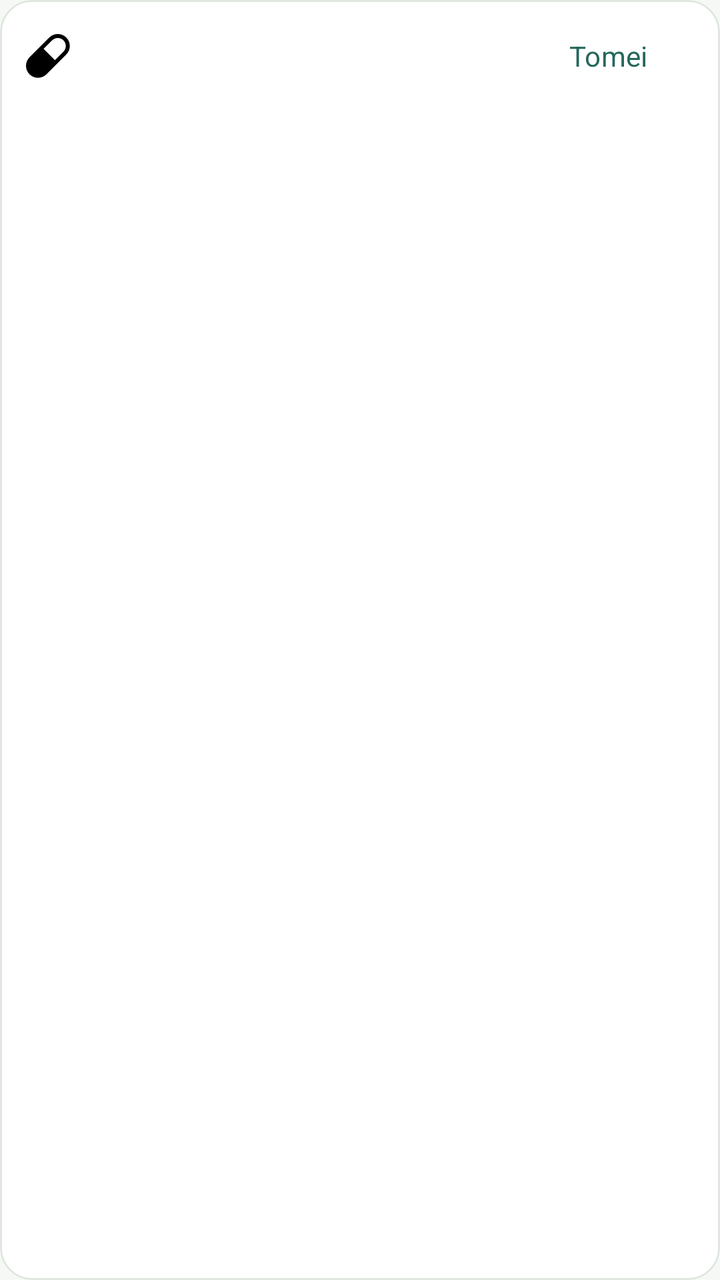
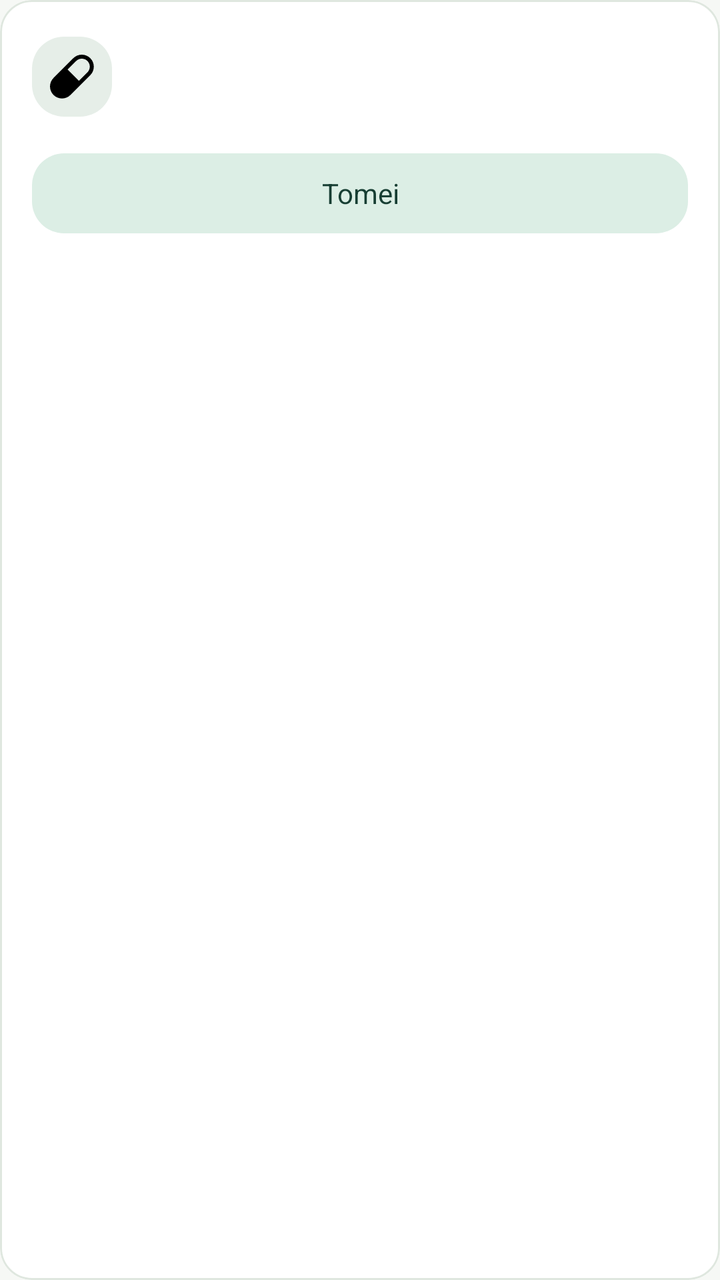

An Android layout rendered at two revisions. The XML below is the earlier revision; the diff shows what the commit changed to produce the second picture.
<!-- AndroidManifest.xml: application theme Theme.DoseCerta -->
<!-- res/layout/item_extra_dose_medication.xml -->
<?xml version="1.0" encoding="utf-8"?>
<com.google.android.material.card.MaterialCardView xmlns:android="http://schemas.android.com/apk/res/android" xmlns:app="http://schemas.android.com/apk/res-auto"
    android:layout_width="match_parent" android:layout_height="wrap_content" android:layout_marginBottom="8dp">
    <LinearLayout android:layout_width="match_parent" android:layout_height="wrap_content" android:orientation="horizontal" android:gravity="center_vertical" android:paddingHorizontal="12dp" android:paddingVertical="4dp">
        <ImageView android:id="@+id/image_medication_icon" android:layout_width="24dp" android:layout_height="24dp" android:src="@drawable/ic_pill" android:importantForAccessibility="no" />
        <LinearLayout android:layout_width="0dp" android:layout_weight="1" android:layout_height="wrap_content" android:layout_marginStart="10dp" android:orientation="vertical">
            <TextView android:id="@+id/text_medication_name" android:layout_width="match_parent" android:layout_height="wrap_content" android:textAppearance="@style/TextAppearance.DoseCerta.Title" />
            <TextView android:id="@+id/text_medication_dosage" android:layout_width="match_parent" android:layout_height="wrap_content" android:textAppearance="@style/TextAppearance.DoseCerta.Body" android:textSize="13sp" />
        </LinearLayout>
        <com.google.android.material.button.MaterialButton android:id="@+id/button_add_dose" style="@style/Widget.DoseCerta.Button.Text"
            android:layout_width="wrap_content" android:layout_height="wrap_content" android:paddingHorizontal="12dp" android:text="@string/ui_take" />
    </LinearLayout>
</com.google.android.material.card.MaterialCardView>
<!-- resources referenced by this layout -->
<resources>
  <string name="ui_take">Tomei</string>
  <style name="TextAppearance.DoseCerta.Body" parent="TextAppearance.Material3.BodyMedium">
          <item name="android:textColor">?attr/colorOnSurfaceVariant</item>
      </style>
  <style name="TextAppearance.DoseCerta.Title" parent="TextAppearance.Material3.TitleMedium">
          <item name="android:textColor">?attr/colorOnSurface</item>
          <item name="android:fontFamily">sans-serif-medium</item>
      </style>
  <style name="Widget.DoseCerta.Button.Text" parent="Widget.Material3.Button.TextButton">
          <item name="android:minHeight">48dp</item>
          <item name="cornerRadius">24dp</item>
      </style>
  <color name="ui_primary">#25685B</color>
  <color name="ui_on_primary">#FFFFFF</color>
  <color name="ui_secondary">#53685F</color>
  <color name="ui_tertiary">#486580</color>
  <color name="ui_error">#AD393A</color>
  <color name="ui_on_error">#FFFFFF</color>
  <color name="ui_background">#F6F8F5</color>
  <color name="ui_on_surface">#1D2924</color>
  <color name="ui_surface">#FFFFFF</color>
  <color name="ui_outline">#87958B</color>
  <style name="Widget.DoseCerta.Button" parent="Widget.Material3.Button">
          <item name="android:minHeight">48dp</item>
          <item name="android:textAllCaps">false</item>
          <item name="cornerRadius">24dp</item>
      </style>
  <style name="Widget.DoseCerta.CardView" parent="Widget.Material3.CardView.Outlined">
          <item name="cardBackgroundColor">?attr/colorSurface</item>
          <item name="cardCornerRadius">16dp</item>
          <item name="cardElevation">0dp</item>
          <item name="strokeColor">?attr/colorOutlineVariant</item>
          <item name="strokeWidth">1dp</item>
      </style>
  <style name="Widget.DoseCerta.TextInput" parent="Widget.Material3.TextInputLayout.OutlinedBox">
          <item name="boxCornerRadiusTopStart">12dp</item>
          <item name="boxCornerRadiusTopEnd">12dp</item>
          <item name="boxCornerRadiusBottomStart">12dp</item>
          <item name="boxCornerRadiusBottomEnd">12dp</item>
          <item name="boxBackgroundColor">?attr/colorSurface</item>
          <item name="boxStrokeColor">@color/ui_input_stroke</item>
      </style>
  <style name="ShapeAppearance.DoseCerta.SmallComponent" parent="ShapeAppearance.Material3.SmallComponent">
          <item name="cornerSize">12dp</item>
      </style>
  <style name="ShapeAppearance.DoseCerta.MediumComponent" parent="ShapeAppearance.Material3.MediumComponent">
          <item name="cornerSize">16dp</item>
      </style>
  <!-- unchanged entries left out for length: 20 -->
</resources>

<!-- the commit's change to res/layout/item_extra_dose_medication.xml (unified diff, before → after) -->
@@ -1,13 +1,19 @@
 <?xml version="1.0" encoding="utf-8"?>
 <com.google.android.material.card.MaterialCardView xmlns:android="http://schemas.android.com/apk/res/android" xmlns:app="http://schemas.android.com/apk/res-auto"
-    android:layout_width="match_parent" android:layout_height="wrap_content" android:layout_marginBottom="8dp">
-    <LinearLayout android:layout_width="match_parent" android:layout_height="wrap_content" android:orientation="horizontal" android:gravity="center_vertical" android:paddingHorizontal="12dp" android:paddingVertical="4dp">
-        <ImageView android:id="@+id/image_medication_icon" android:layout_width="24dp" android:layout_height="24dp" android:src="@drawable/ic_pill" android:importantForAccessibility="no" />
-        <LinearLayout android:layout_width="0dp" android:layout_weight="1" android:layout_height="wrap_content" android:layout_marginStart="10dp" android:orientation="vertical">
-            <TextView android:id="@+id/text_medication_name" android:layout_width="match_parent" android:layout_height="wrap_content" android:textAppearance="@style/TextAppearance.DoseCerta.Title" />
-            <TextView android:id="@+id/text_medication_dosage" android:layout_width="match_parent" android:layout_height="wrap_content" android:textAppearance="@style/TextAppearance.DoseCerta.Body" android:textSize="13sp" />
+    android:layout_width="match_parent" android:layout_height="wrap_content" android:layout_marginBottom="@dimen/ui_card_gap" app:cardCornerRadius="16dp">
+    <LinearLayout android:layout_width="match_parent" android:layout_height="wrap_content" android:orientation="vertical" android:padding="16dp">
+        <LinearLayout android:layout_width="match_parent" android:layout_height="wrap_content" android:orientation="horizontal" android:gravity="center_vertical">
+            <ImageView android:id="@+id/image_medication_icon" android:layout_width="40dp" android:layout_height="40dp" android:padding="8dp"
+                android:background="@drawable/ui_icon_container" android:src="@drawable/ic_pill" android:importantForAccessibility="no" />
+            <LinearLayout android:layout_width="0dp" android:layout_weight="1" android:layout_height="wrap_content" android:layout_marginStart="12dp" android:orientation="vertical">
+                <TextView android:id="@+id/text_medication_name" android:layout_width="match_parent" android:layout_height="wrap_content"
+                    android:textAppearance="@style/TextAppearance.DoseCerta.Title" />
+                <TextView android:id="@+id/text_medication_dosage" android:layout_width="match_parent" android:layout_height="wrap_content" android:layout_marginTop="4dp"
+                    android:textAppearance="@style/TextAppearance.DoseCerta.Body" />
+            </LinearLayout>
         </LinearLayout>
-        <com.google.android.material.button.MaterialButton android:id="@+id/button_add_dose" style="@style/Widget.DoseCerta.Button.Text"
-            android:layout_width="wrap_content" android:layout_height="wrap_content" android:paddingHorizontal="12dp" android:text="@string/ui_take" />
+        <com.google.android.material.button.MaterialButton android:id="@+id/button_add_dose" style="@style/Widget.DoseCerta.Button.Tonal"
+            android:layout_width="match_parent" android:layout_height="wrap_content" android:layout_marginTop="12dp" android:minHeight="48dp"
+            android:text="@string/ui_take" />
     </LinearLayout>
 </com.google.android.material.card.MaterialCardView>
<!-- resource entries referenced after the edit -->
@@ -1,16 +1,34 @@
 <!-- resources referenced by this layout -->
 <resources>
+  <dimen name="ui_card_gap">12dp</dimen>
+  <!-- drawable ui_icon_container (drawable) -->
+  <?xml version="1.0" encoding="utf-8"?>
+  <shape xmlns:android="http://schemas.android.com/apk/res/android"><solid android:color="?attr/colorSecondaryContainer" /><corners android:radius="16dp" /></shape>
   <string name="ui_take">Tomei</string>
   <style name="TextAppearance.DoseCerta.Body" parent="TextAppearance.Material3.BodyMedium">
           <item name="android:textColor">?attr/colorOnSurfaceVariant</item>
+          <item name="android:textSize">14sp</item>
+          <item name="android:lineSpacingExtra">3dp</item>
       </style>
   <style name="TextAppearance.DoseCerta.Title" parent="TextAppearance.Material3.TitleMedium">
+          <item name="android:textSize">16sp</item>
           <item name="android:textColor">?attr/colorOnSurface</item>
           <item name="android:fontFamily">sans-serif-medium</item>
       </style>
-  <style name="Widget.DoseCerta.Button.Text" parent="Widget.Material3.Button.TextButton">
+  <style name="Widget.DoseCerta.Button.Tonal" parent="Widget.Material3.Button.TonalButton">
           <item name="android:minHeight">48dp</item>
-          <item name="cornerRadius">24dp</item>
+          <item name="cornerRadius">@dimen/button_corner_radius</item>
+          <item name="android:textAppearance">@style/TextAppearance.DoseCerta.Action</item>
+          <item name="android:textAllCaps">false</item>
+          <item name="backgroundTint">?attr/colorPrimaryContainer</item>
+          <item name="android:textColor">?attr/colorOnPrimaryContainer</item>
+          <item name="iconTint">?attr/colorOnPrimaryContainer</item>
+      </style>
+  <dimen name="button_corner_radius">16dp</dimen>
+  <style name="TextAppearance.DoseCerta.Action" parent="TextAppearance.Material3.LabelLarge">
+          <item name="android:fontFamily">sans-serif-medium</item>
+          <item name="android:textSize">14sp</item>
+          <item name="android:letterSpacing">0</item>
       </style>
   <color name="ui_primary">#25685B</color>
   <color name="ui_on_primary">#FFFFFF</color>
@@ -25,29 +43,33 @@
   <style name="Widget.DoseCerta.Button" parent="Widget.Material3.Button">
           <item name="android:minHeight">48dp</item>
           <item name="android:textAllCaps">false</item>
-          <item name="cornerRadius">24dp</item>
+          <item name="cornerRadius">@dimen/button_corner_radius</item>
+          <item name="android:textAppearance">@style/TextAppearance.DoseCerta.Action</item>
+          <item name="android:paddingTop">12dp</item>
+          <item name="android:paddingBottom">12dp</item>
       </style>
   <style name="Widget.DoseCerta.CardView" parent="Widget.Material3.CardView.Outlined">
           <item name="cardBackgroundColor">?attr/colorSurface</item>
-          <item name="cardCornerRadius">16dp</item>
+          <item name="cardCornerRadius">@dimen/card_corner_radius</item>
           <item name="cardElevation">0dp</item>
           <item name="strokeColor">?attr/colorOutlineVariant</item>
           <item name="strokeWidth">1dp</item>
       </style>
   <style name="Widget.DoseCerta.TextInput" parent="Widget.Material3.TextInputLayout.OutlinedBox">
-          <item name="boxCornerRadiusTopStart">12dp</item>
-          <item name="boxCornerRadiusTopEnd">12dp</item>
-          <item name="boxCornerRadiusBottomStart">12dp</item>
-          <item name="boxCornerRadiusBottomEnd">12dp</item>
+          <item name="boxCornerRadiusTopStart">16dp</item>
+          <item name="boxCornerRadiusTopEnd">16dp</item>
+          <item name="boxCornerRadiusBottomStart">16dp</item>
+          <item name="boxCornerRadiusBottomEnd">16dp</item>
           <item name="boxBackgroundColor">?attr/colorSurface</item>
           <item name="boxStrokeColor">@color/ui_input_stroke</item>
       </style>
   <style name="ShapeAppearance.DoseCerta.SmallComponent" parent="ShapeAppearance.Material3.SmallComponent">
-          <item name="cornerSize">12dp</item>
+          <item name="cornerSize">16dp</item>
       </style>
   <style name="ShapeAppearance.DoseCerta.MediumComponent" parent="ShapeAppearance.Material3.MediumComponent">
-          <item name="cornerSize">16dp</item>
+          <item name="cornerSize">@dimen/card_corner_radius</item>
       </style>
+  <dimen name="card_corner_radius">22dp</dimen>
   <!-- unchanged entries left out for length: 20 -->
 </resources>
 
